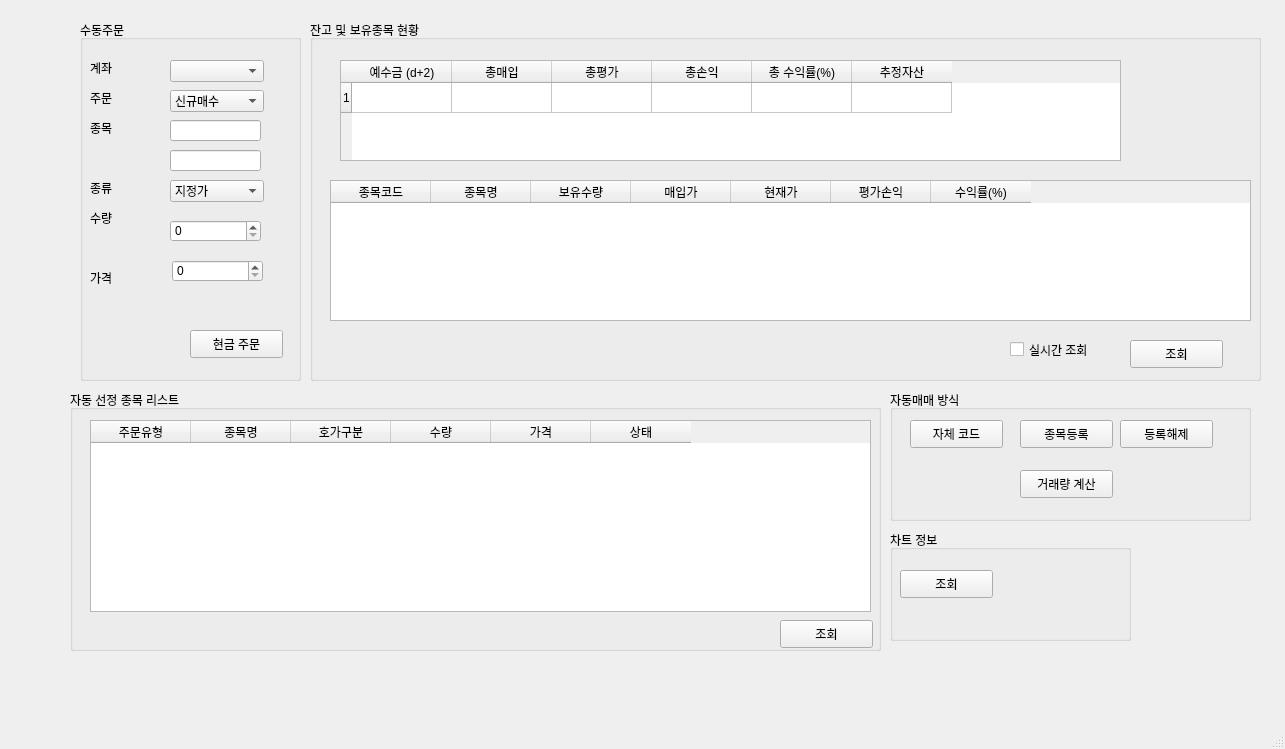
Qt form Trading/pytrader.ui (yujin37/Auto_Trading) before a commit.
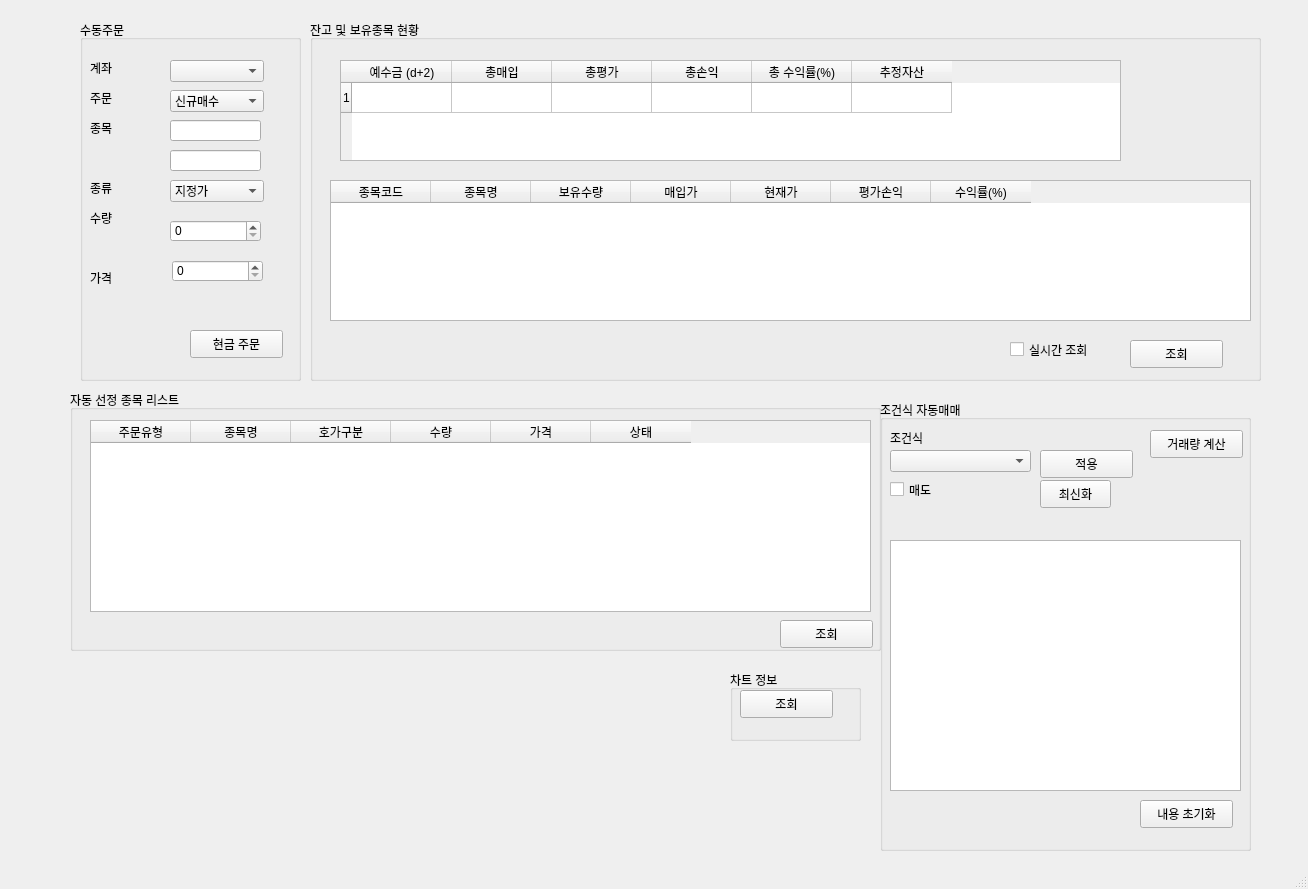
The same form after that commit.

Commit message: 조건식 호출 및 자동주문

```diff
--- a/Trading/pytrader.ui
+++ b/Trading/pytrader.ui
@@ -6,8 +6,8 @@
    <rect>
     <x>0</x>
     <y>0</y>
-    <width>1285</width>
-    <height>749</height>
+    <width>1308</width>
+    <height>889</height>
    </rect>
   </property>
   <property name="windowTitle">
@@ -424,59 +424,20 @@
    <widget class="QGroupBox" name="groupBox_5">
     <property name="geometry">
      <rect>
-      <x>890</x>
-      <y>390</y>
-      <width>361</width>
-      <height>131</height>
+      <x>880</x>
+      <y>400</y>
+      <width>371</width>
+      <height>451</height>
      </rect>
     </property>
     <property name="title">
-     <string>자동매매 방식</string>
+     <string>조건식 자동매매</string>
     </property>
-    <widget class="QPushButton" name="pushButton_3">
-     <property name="geometry">
-      <rect>
-       <x>20</x>
-       <y>30</y>
-       <width>93</width>
-       <height>28</height>
-      </rect>
-     </property>
-     <property name="text">
-      <string>자체 코드</string>
-     </property>
-    </widget>
-    <widget class="QPushButton" name="pushButton_5">
-     <property name="geometry">
-      <rect>
-       <x>130</x>
-       <y>30</y>
-       <width>93</width>
-       <height>28</height>
-      </rect>
-     </property>
-     <property name="text">
-      <string>종목등록</string>
-     </property>
-    </widget>
-    <widget class="QPushButton" name="pushButton_8">
-     <property name="geometry">
-      <rect>
-       <x>230</x>
-       <y>30</y>
-       <width>93</width>
-       <height>28</height>
-      </rect>
-     </property>
-     <property name="text">
-      <string>등록해제</string>
-     </property>
-    </widget>
     <widget class="QPushButton" name="pushButton_9">
      <property name="geometry">
       <rect>
-       <x>130</x>
-       <y>80</y>
+       <x>270</x>
+       <y>30</y>
        <width>93</width>
        <height>28</height>
       </rect>
@@ -485,14 +446,99 @@
       <string>거래량 계산</string>
      </property>
     </widget>
+    <widget class="QPushButton" name="pushButton_5">
+     <property name="geometry">
+      <rect>
+       <x>160</x>
+       <y>80</y>
+       <width>71</width>
+       <height>28</height>
+      </rect>
+     </property>
+     <property name="text">
+      <string>최신화</string>
+     </property>
+    </widget>
+    <widget class="QComboBox" name="comboBox_4">
+     <property name="geometry">
+      <rect>
+       <x>10</x>
+       <y>50</y>
+       <width>141</width>
+       <height>22</height>
+      </rect>
+     </property>
+    </widget>
+    <widget class="QPushButton" name="pushButton_7">
+     <property name="geometry">
+      <rect>
+       <x>160</x>
+       <y>50</y>
+       <width>93</width>
+       <height>28</height>
+      </rect>
+     </property>
+     <property name="text">
+      <string>적용</string>
+     </property>
+    </widget>
+    <widget class="QTextEdit" name="textEdit">
+     <property name="geometry">
+      <rect>
+       <x>10</x>
+       <y>140</y>
+       <width>351</width>
+       <height>251</height>
+      </rect>
+     </property>
+    </widget>
+    <widget class="QCheckBox" name="checkBox_2">
+     <property name="geometry">
+      <rect>
+       <x>10</x>
+       <y>80</y>
+       <width>96</width>
+       <height>19</height>
+      </rect>
+     </property>
+     <property name="text">
+      <string>매도</string>
+     </property>
+    </widget>
+    <widget class="QLabel" name="label_7">
+     <property name="geometry">
+      <rect>
+       <x>10</x>
+       <y>30</y>
+       <width>64</width>
+       <height>15</height>
+      </rect>
+     </property>
+     <property name="text">
+      <string>조건식</string>
+     </property>
+    </widget>
+    <widget class="QPushButton" name="pushButton_3">
+     <property name="geometry">
+      <rect>
+       <x>260</x>
+       <y>400</y>
+       <width>93</width>
+       <height>28</height>
+      </rect>
+     </property>
+     <property name="text">
+      <string>내용 초기화</string>
+     </property>
+    </widget>
    </widget>
    <widget class="QGroupBox" name="groupBox_4">
     <property name="geometry">
      <rect>
-      <x>890</x>
-      <y>530</y>
-      <width>241</width>
-      <height>111</height>
+      <x>730</x>
+      <y>670</y>
+      <width>131</width>
+      <height>71</height>
      </rect>
     </property>
     <property name="title">
@@ -502,7 +548,7 @@
      <property name="geometry">
       <rect>
        <x>10</x>
-       <y>40</y>
+       <y>20</y>
        <width>93</width>
        <height>28</height>
       </rect>
```
The commit also changes 3 other files.
